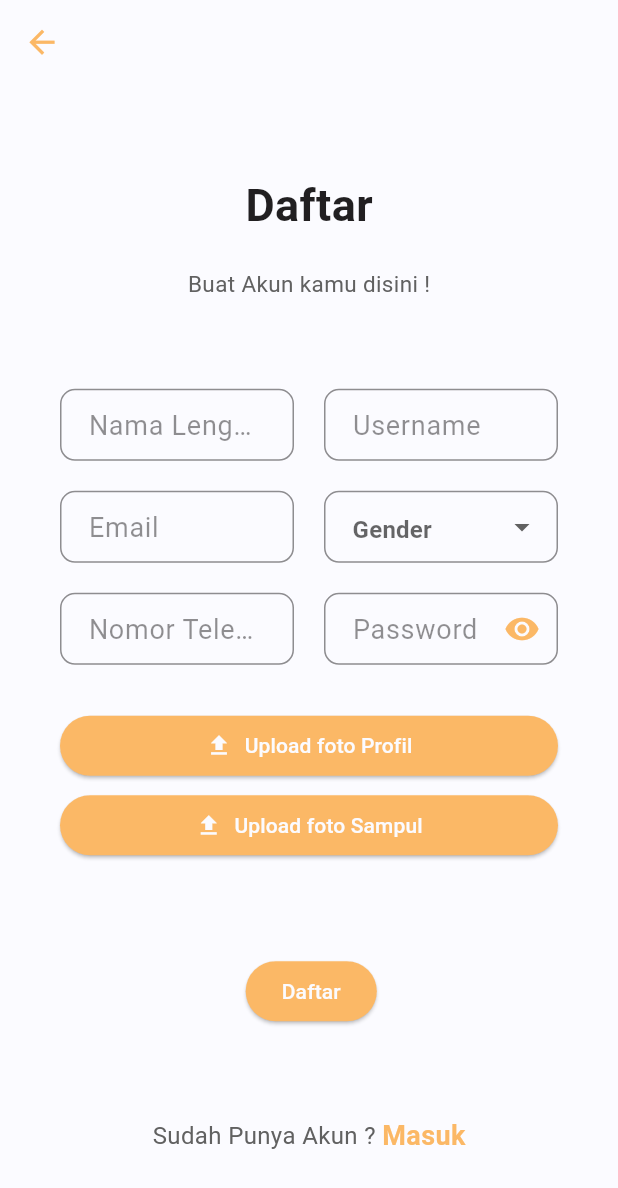
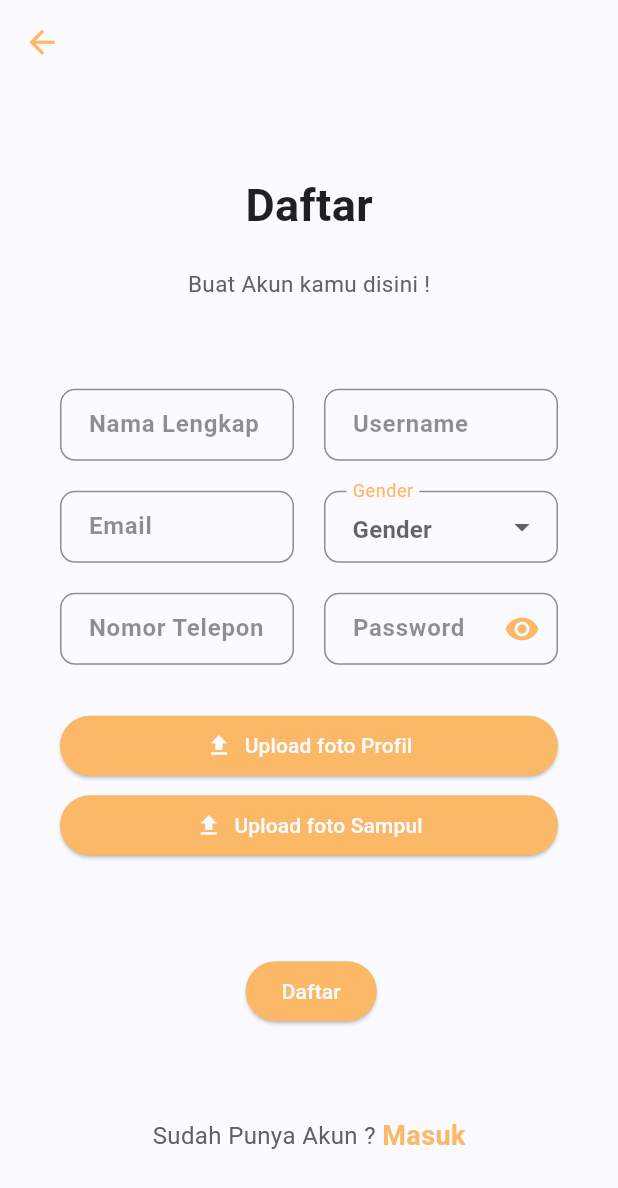
Before and after one commit to Azkina1123/post-in, a Flutter app: the SignUp screen opened by its route, on a phone screen of 412 x 824 dp. Shown: the top 1188 px of the screen. Run offline on Flutter 3.47's test engine with Material 3 defaults, Android fonts, the phone set to English and light mode, and no system bars; our stand-ins replace cloud_firestore, email_validator, firebase_auth, firebase_core, firebase_storage, image_picker and 2 more; accounts and stored records are empty; network calls fail.

Commit message:
feat: add label text input

```diff
--- a/lib/ui/pages/edit_page.dart
+++ b/lib/ui/pages/edit_page.dart
@@ -141,6 +141,7 @@ class _EditPageState extends State<EditPage> {
                       decoration: InputDecoration(
                         border: OutlineInputBorder(),
                         hintText: user.namaLengkap ?? "",
+                        labelText: "Nama Lengkap"
                       ),
                       inputFormatters: [
                         LengthLimitingTextInputFormatter(40),
@@ -158,6 +159,7 @@ class _EditPageState extends State<EditPage> {
                       decoration: InputDecoration(
                         border: OutlineInputBorder(),
                         hintText: user.email,
+                        labelText: "Email"
                       ),
                       inputFormatters: [
                         LengthLimitingTextInputFormatter(30),
@@ -172,6 +174,7 @@ class _EditPageState extends State<EditPage> {
                       decoration: InputDecoration(
                         border: OutlineInputBorder(),
                         hintText: user.username,
+                        labelText: "Username",
                       ),
                       inputFormatters: [
                         LengthLimitingTextInputFormatter(20),
@@ -200,6 +203,7 @@ class _EditPageState extends State<EditPage> {
                       decoration: InputDecoration(
                         border: OutlineInputBorder(),
                         hintText: user.gender,
+                        labelText: "Gender",
                       ),
                     ),
                     SizedBox(height: 20.0),
@@ -213,6 +217,7 @@ class _EditPageState extends State<EditPage> {
                       decoration: InputDecoration(
                         border: OutlineInputBorder(),
                         hintText: user?.noTelp ?? "",
+                        labelText: "Nomor Telepon"
                       ),
                       onChanged: (value) {
                         setState(() {});
--- a/lib/ui/pages/sign_in.dart
+++ b/lib/ui/pages/sign_in.dart
@@ -91,6 +91,7 @@ class _SignInState extends State<SignIn> {
                       decoration: InputDecoration(
                         border: OutlineInputBorder(),
                         hintText: 'Email',
+                        labelText: "Email"
                       ),
                     ),
                     SizedBox(
@@ -108,6 +109,7 @@ class _SignInState extends State<SignIn> {
                       decoration: InputDecoration(
                         border: OutlineInputBorder(),
                         hintText: 'Password',
+                        labelText: "Password",
                         suffixIcon: IconButton(
                           icon: Icon(_isObscure
                               ? Icons.visibility
--- a/lib/ui/pages/sign_up.dart
+++ b/lib/ui/pages/sign_up.dart
@@ -240,6 +240,7 @@ class _SignUpState extends State<SignUp> {
                           decoration: InputDecoration(
                             border: OutlineInputBorder(),
                             hintText: 'Nama Lengkap',
+                          labelText: "Nama Lengkap",
                           ),
                         ),
                       ),
@@ -267,6 +268,7 @@ class _SignUpState extends State<SignUp> {
                           decoration: InputDecoration(
                             border: OutlineInputBorder(),
                             hintText: 'Username',
+                          labelText: "Username",
                           ),
                         ),
                       ),
@@ -285,6 +287,7 @@ class _SignUpState extends State<SignUp> {
                           decoration: InputDecoration(
                             border: OutlineInputBorder(),
                             hintText: 'Email',
+                          labelText: "Email",
                           ),
                         ),
                       ),
@@ -306,6 +309,7 @@ class _SignUpState extends State<SignUp> {
                           decoration: InputDecoration(
                             border: OutlineInputBorder(),
                             hintText: 'Gender',
+                          labelText: "Gender",
                           ),
                         ),
                       ),
@@ -331,6 +335,7 @@ class _SignUpState extends State<SignUp> {
                           decoration: InputDecoration(
                             border: OutlineInputBorder(),
                             hintText: 'Nomor Telepon',
+                          labelText: "Nomor Telepon",
                           ),
                         ),
                       ),
@@ -351,6 +356,7 @@ class _SignUpState extends State<SignUp> {
                           decoration: InputDecoration(
                             border: OutlineInputBorder(),
                             hintText: 'Password',
+                          labelText: "Password",
                             suffixIcon: IconButton(
                               icon: Icon(_isObscure
                                   ? Icons.visibility
@@ -367,6 +373,9 @@ class _SignUpState extends State<SignUp> {
                     ],
                   ),
                   SizedBox(height: 30),
+                  _profileImagePath != null ? Image.file(File(_profileImagePath!), width: 100, height: 100, fit: BoxFit.cover, ) :  SizedBox(
+                          height: 0,
+                        ),
                   Row(
                     children: [
                       Expanded(
@@ -388,6 +397,15 @@ class _SignUpState extends State<SignUp> {
                     ],
                   ),
                   const SizedBox(height: 5),
+                                    _coverImagePath != null
+                      ? Image.file(
+                          File(_coverImagePath!),
+                          width: width(context),
+                          height: 100,
+                          fit: BoxFit.cover,
+                        )
+                      : SizedBox(height: 0,),
+
                   Row(
                     children: [
                       Expanded(
--- a/lib/ui/widgets/widgets.dart
+++ b/lib/ui/widgets/widgets.dart
@@ -16,6 +16,5 @@ part 'text_field_decoration.dart';
 part 'komentar_widget.dart';
 part 'input_komentar.dart';
 part 'akun_widget.dart';
-part 'like_btn.dart';
 // part 'komentar_btn.dart';
 part 'ikuti_btn.dart';
```
Also changed, not shown: lib/main.dart (+17 -0 lines), lib/ui/pages/pengaturan_page.dart (+4 -35 lines), lib/ui/widgets/like_btn.dart (deleted, +0 -44 lines).
